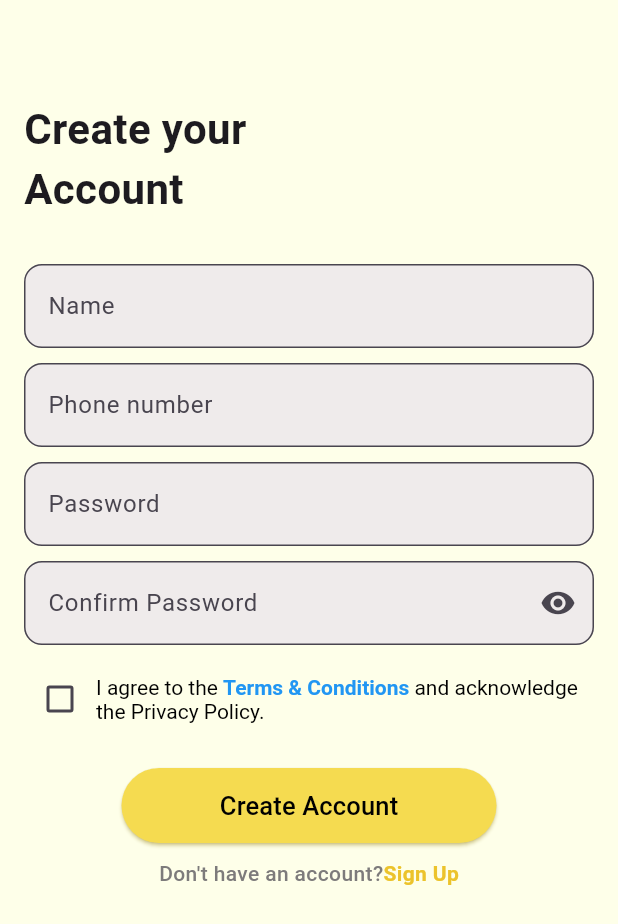
After one commit to pichnarin/DeliverySystem_Frontend, a Flutter app: the CreateAccount screen opened directly, on a phone screen of 412 x 824 dp. The commit adds this screen. Shown: the top 924 px of the screen. Run offline on Flutter 3.47's test engine with Material 3 defaults, Android fonts, the phone set to English and light mode, and no system bars.

Commit message:
add create account page

```diff
--- /dev/null
+++ b/lib/interface/component/widgets/textfield.dart
@@ -0,0 +1,65 @@
+import 'package:flutter/material.dart';
+import 'package:frontend/interface/theme/app_pallete.dart';
+
+class ReusableTextField extends StatefulWidget {
+  const ReusableTextField({
+    super.key,
+    required this.controller,
+    this.hintText,
+    this.obscureText = false,
+    this.keyboardType = TextInputType.text,
+    this.validator,
+  });
+
+  final TextEditingController controller;
+  final String? hintText;
+  final bool obscureText;
+  final TextInputType keyboardType;
+  final String? Function(String?)? validator;
+
+  @override
+  _ReusableTextFieldState createState() => _ReusableTextFieldState();
+}
+
+class _ReusableTextFieldState extends State<ReusableTextField> {
+  late bool _secureText;
+
+  @override
+  void initState() {
+    super.initState();
+    _secureText = widget.obscureText; // Initialize with provided obscureText value
+  }
+
+  @override
+  Widget build(BuildContext context) {
+    return TextFormField(
+      controller: widget.controller,
+      obscureText: _secureText,
+      keyboardType: widget.keyboardType,
+      validator: widget.validator,
+      decoration: InputDecoration(
+
+        hintText: widget.hintText,
+        fillColor: AppPallete.fillText,
+        filled: true,
+        suffixIcon: widget.obscureText // Only show the toggle if it's a password field
+            ? IconButton(
+                icon: Icon(_secureText ? Icons.visibility : Icons.visibility_off),
+                onPressed: () {
+                  setState(() {
+                    _secureText = !_secureText; // Toggle visibility
+                  });
+                },
+              )
+            : null,
+        border: OutlineInputBorder(
+          borderRadius: BorderRadius.circular(12),
+        ),
+        focusedBorder: OutlineInputBorder(
+          borderRadius: BorderRadius.circular(12),
+          borderSide: BorderSide(color: Colors.blue),
+        ),
+      ),
+    );
+  }
+}
--- /dev/null
+++ b/lib/interface/screen/delivery/create_account.dart
@@ -0,0 +1,145 @@
+import 'package:flutter/material.dart';
+import 'package:frontend/interface/component/widgets/custom_button.dart';
+import 'package:frontend/interface/component/widgets/textfield.dart';
+import 'package:frontend/interface/screen/delivery/registration_page.dart';
+import 'package:frontend/interface/theme/app_pallete.dart';
+
+class CreateAccount extends StatefulWidget {
+  const CreateAccount({super.key});
+
+  @override
+  State<CreateAccount> createState() => _CreateAccountState();
+}
+
+class _CreateAccountState extends State<CreateAccount> {
+  final TextEditingController _nameController = TextEditingController();
+  final TextEditingController _phoneNumberController = TextEditingController();
+  //final TextEditingController _emailController = TextEditingController();
+  final TextEditingController _passwordController = TextEditingController();
+  final TextEditingController _confirmPasswordController = TextEditingController();
+
+  bool _isChecked = false;
+  @override
+  Widget build(BuildContext context) {
+    return Scaffold(
+      backgroundColor: AppPallete.background,
+      body: SingleChildScrollView(
+        child: Padding(
+          padding: const EdgeInsets.all(16),
+          child: Column(
+            crossAxisAlignment: CrossAxisAlignment.start,
+            children: [
+              const SizedBox(height: 50),
+              const Text(
+                'Create your\nAccount',
+                style: TextStyle(
+                  fontSize: 28,
+                  fontWeight: FontWeight.bold
+                ),
+              ),
+              const SizedBox(height: 30),
+              ReusableTextField(
+                controller: _nameController,
+                hintText: "Name",
+                keyboardType: TextInputType.text,
+              ),
+              const SizedBox(height: 10),
+              ReusableTextField(
+                controller: _phoneNumberController,
+                hintText: "Phone number",
+                keyboardType: TextInputType.number,
+              ),
+              const SizedBox(height: 10),
+              ReusableTextField(
+                controller: _passwordController,
+                hintText: "Password",
+              ),
+              const SizedBox(height: 10),
+              ReusableTextField(
+                controller: _confirmPasswordController,
+                hintText: "Confirm Password",
+                obscureText: true,
+              ),
+              const SizedBox(height: 20),
+              Row(
+                crossAxisAlignment: CrossAxisAlignment.center, // Align checkbox with text
+                children: [
+                  SizedBox(
+                    height: 24, // Ensures checkbox height is fixed
+                    child: Checkbox(
+                      value: _isChecked,
+                      onChanged: (bool? value) {
+                        setState(() {
+                          _isChecked = value ?? false;
+                        });
+                      },
+                    ),
+                  ),
+                  Expanded(
+                    child: RichText(
+                      text: TextSpan(
+                        text: "I agree to the ",
+                        style: const TextStyle(color: Colors.black, fontSize: 14),
+                        children: [
+                          TextSpan(
+                            text: "Terms & Conditions",
+                            style: const TextStyle(
+                              color: Colors.blue,
+                              fontWeight: FontWeight.bold,
+                            ),
+                          ),
+                          const TextSpan(
+                            text: " and acknowledge the Privacy Policy.",
+                          ),
+                        ],
+                      ),
+                    ),
+                  ),
+                ],
+              ),
+              const SizedBox(height: 30),
+              Center(
+                child: CustomButton(
+                  buttonText: 'Create Account',
+                  onPressed: () {
+                    print("Button Clicked! Navigating...");
+                    Navigator.push(
+                      context,
+                      MaterialPageRoute(builder: (context) => const RegistrationPage()),
+                    );
+                  },
+                ),
+              ),
+              const SizedBox(height: 10),
+              Row(
+                mainAxisAlignment: MainAxisAlignment.center,
+                children: [
+                  const Text(
+                    'Don\'t have an account?',
+                    style: TextStyle(
+                      fontSize: 14,
+                      fontWeight: FontWeight.w500,
+                      color: AppPallete.secondaryText,
+                    ),
+                  ),
+                  GestureDetector(
+                    onTap: (){},
+                    child: const Text(
+                      'Sign Up',
+                      style: TextStyle(
+                        color: AppPallete.signInUpText,
+                        fontSize: 14,
+                        fontWeight: FontWeight.bold,
+                      ),
+                    ),
+                  ),
+                ],
+              ),
+
+            ],
+          ),
+        ),
+      ),
+    );
+  }
+}
--- a/lib/interface/screen/delivery/my_home_page.dart
+++ b/lib/interface/screen/delivery/my_home_page.dart
@@ -29,7 +29,7 @@ class MyHomePage extends StatelessWidget {
                 'Drive. Deliver. Delight',
                 style: TextStyle(
                   fontSize: 18,
-                  fontWeight: FontWeight.w500,
+                  fontWeight: FontWeight.w600,
                 ),
               ),
               const SizedBox(height: 20,),
```
Also changed, not shown: 1 other file.
